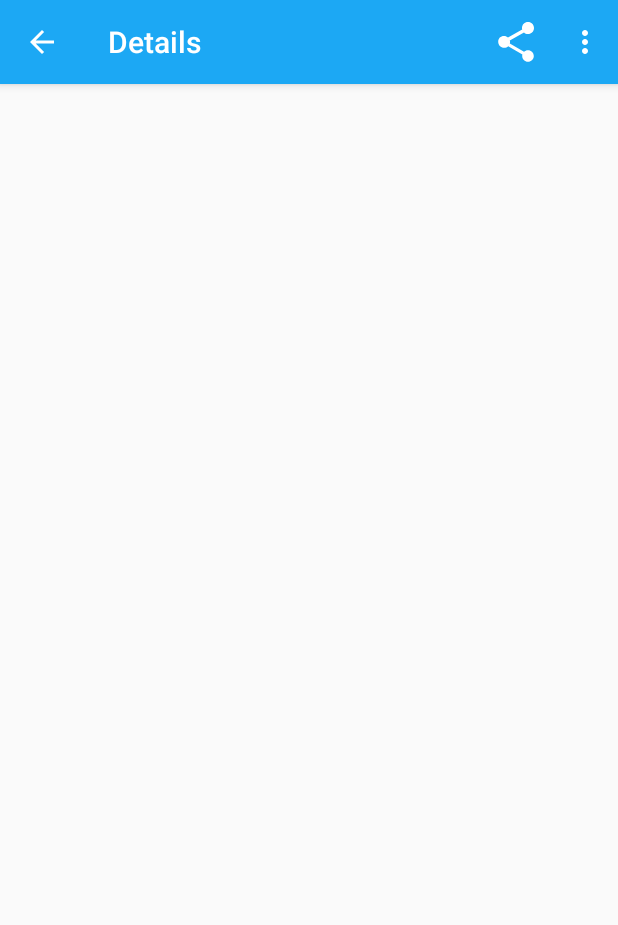
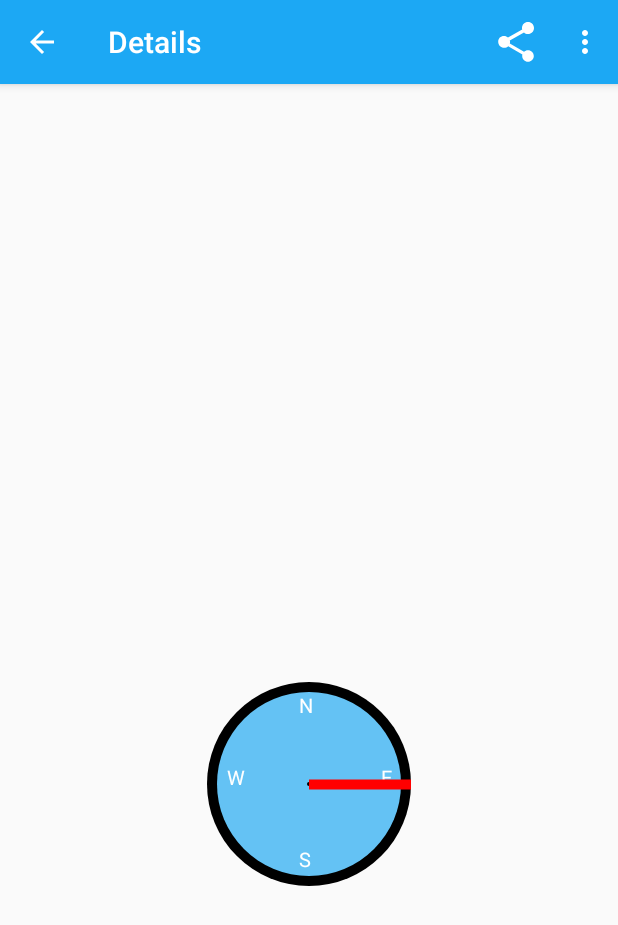
Before and after one commit to DShamaev/MySunshine, an Android app: the DetailFragment screen opened directly, with no data from a screen before it, on a phone screen of 412 x 824 dp. Shown: the top 925 px of the screen. Run offline under Robolectric (Android 15) with nearby library versions, the phone set to English and light mode, and no system bars; 1 statement that could not run was skipped.

Commit message:
lesson 5 final

```diff
--- a/app/src/main/java/com/example/hikimori911/sunshine/app/DetailFragment.java
+++ b/app/src/main/java/com/example/hikimori911/sunshine/app/DetailFragment.java
@@ -20,6 +20,7 @@ import android.widget.ImageView;
 import android.widget.TextView;
 
 import com.example.hikimori911.sunshine.app.data.WeatherContract;
+import com.example.hikimori911.sunshine.app.views.MyView;
 
 /**
  * A placeholder fragment containing a simple view.
@@ -67,6 +68,7 @@ public class DetailFragment extends Fragment  implements LoaderManager.LoaderCal
     protected TextView mPressureText;
 
     protected Uri mUri;
+    protected MyView myView;
 
     public DetailFragment() {
     }
@@ -88,6 +90,7 @@ public class DetailFragment extends Fragment  implements LoaderManager.LoaderCal
         mHumidityText = (TextView)rootView.findViewById(R.id.detail_humidity_textview);
         mWindText = (TextView)rootView.findViewById(R.id.detail_wind_textview);
         mPressureText = (TextView)rootView.findViewById(R.id.detail_pressure_textview);
+        myView = (MyView)rootView.findViewById(R.id.detail_myview);
         return rootView;
     }
 
@@ -154,6 +157,7 @@ public class DetailFragment extends Fragment  implements LoaderManager.LoaderCal
 
         float windSpeed = data.getFloat(COL_WEATHER_WIND_SPEED);
         float degrees = data.getFloat(COL_WEATHER_DEGREES);
+        myView.setDegrees((int)degrees);
         mWindText.setText(Utility.getFormattedWind(getActivity(),windSpeed,degrees));
 
         double pressure = data.getDouble(COL_WEATHER_PRESSURE);
--- /dev/null
+++ b/app/src/main/java/com/example/hikimori911/sunshine/app/views/MyView.java
@@ -0,0 +1,107 @@
+package com.example.hikimori911.sunshine.app.views;
+
+import android.content.Context;
+import android.graphics.Canvas;
+import android.graphics.Color;
+import android.graphics.Paint;
+import android.util.AttributeSet;
+import android.view.View;
+import android.view.accessibility.AccessibilityEvent;
+import android.view.accessibility.AccessibilityManager;
+
+/**
+ * Created by hikimori911 on 14.03.2015.
+ */
+public class MyView extends View {
+
+    public static final int CIRCLE_STROKE_WIDTH = 10;
+
+    public MyView(Context context){
+        super(context);
+        degrees = -1;
+    }
+
+    public MyView(Context context,AttributeSet attrs){
+        super(context,attrs);
+    }
+
+    public MyView(Context context,AttributeSet attrs,int defaultStyle){
+        super(context,attrs,defaultStyle);
+    }
+
+    protected int degrees;
+
+    public void setDegrees(int degrees){
+        this.degrees = degrees+90; //another start coordinate system
+        invalidate();
+
+        AccessibilityManager am = (AccessibilityManager)(getContext()
+                        .getSystemService(Context.ACCESSIBILITY_SERVICE));
+        if (am.isEnabled()) {
+            sendAccessibilityEvent(AccessibilityEvent.TYPE_VIEW_TEXT_CHANGED);
+        }
+    }
+
+    @Override
+    protected void onMeasure(int widthMeasureSpec, int heightMeasureSpec) {
+        int hSpecMode = MeasureSpec.getMode(heightMeasureSpec);
+        int hSpecSize = MeasureSpec.getSize(heightMeasureSpec);
+        int myHeight = hSpecSize;
+
+        if(hSpecMode == MeasureSpec.EXACTLY){
+            myHeight = hSpecSize;
+        }else if (hSpecMode == MeasureSpec.AT_MOST){
+
+        }
+
+        int wSpecMode = MeasureSpec.getMode(widthMeasureSpec);
+        int wSpecSize = MeasureSpec.getSize(widthMeasureSpec);
+        int myWidth = hSpecSize;
+
+        if(wSpecMode == MeasureSpec.EXACTLY){
+            myWidth = wSpecSize;
+        }else if (wSpecMode == MeasureSpec.AT_MOST){
+
+        }
+
+        setMeasuredDimension(myWidth,myHeight);
+    }
+
+    @Override
+    protected void onDraw(Canvas canvas) {
+        super.onDraw(canvas);
+        int width = canvas.getWidth();
+        int height = canvas.getHeight();
+        int extRadius = Math.min(width,height)/2-CIRCLE_STROKE_WIDTH;
+        int intRadius = extRadius-CIRCLE_STROKE_WIDTH;
+        Paint paint = new Paint();
+        paint.setColor(Color.BLACK);
+        paint.setStrokeWidth(2);
+        canvas.drawCircle(width / 2, height / 2, extRadius, paint);
+        paint.setColor(Color.parseColor("#ff64c2f4"));
+        canvas.drawCircle(width / 2, height / 2, intRadius, paint);
+        paint.setColor(Color.BLACK);
+        canvas.drawCircle(width / 2, height / 2, 2, paint);
+        paint.setColor(Color.WHITE);
+        paint.setTextSize(20);
+        canvas.drawText("N",width/2.f-CIRCLE_STROKE_WIDTH,height/2.f-extRadius+3*CIRCLE_STROKE_WIDTH,paint);
+        canvas.drawText("S",width/2.f-CIRCLE_STROKE_WIDTH,height/2.f+extRadius-2*CIRCLE_STROKE_WIDTH,paint);
+        canvas.drawText("W",width/2.f-extRadius+2*CIRCLE_STROKE_WIDTH,height/2.f,paint);
+        canvas.drawText("E",width/2.f+extRadius-3*CIRCLE_STROKE_WIDTH,height/2.f,paint);
+
+        //degree to radians
+        if(degrees != -1) {
+            float angle = (float) (degrees * Math.PI / 180);
+            //draw direction line
+            paint.setColor(Color.RED);
+            paint.setStrokeWidth(10);
+            canvas.drawLine(width / 2.f, height / 2.f, (float) (width / 2.f + extRadius * Math.cos(angle)), (float) (height / 2.f - extRadius * Math.sin(angle)), paint);
+        }
+    }
+
+    @Override
+    public boolean dispatchPopulateAccessibilityEvent(AccessibilityEvent event) {
+        event.getText().add(String.valueOf(degrees));
+        return true;
+    }
+}
--- a/app/src/main/res/layout/fragment_detail.xml
+++ b/app/src/main/res/layout/fragment_detail.xml
@@ -108,5 +108,10 @@
                 android:layout_width="match_parent"
                 android:textAppearance="?android:textAppearanceLarge" />
         </LinearLayout>
+
+        <com.example.hikimori911.sunshine.app.views.MyView
+            android:layout_width="match_parent"
+            android:layout_height="150dp"
+            android:id="@+id/detail_myview"/>
     </LinearLayout>
 </ScrollView>
--- a/app/src/main/res/layout/fragment_detail_wide.xml
+++ b/app/src/main/res/layout/fragment_detail_wide.xml
@@ -103,6 +103,10 @@
                 android:layout_width="wrap_content"
                 android:textColor="@color/grey_700"
                 android:textAppearance="?android:textAppearanceLarge"/>
+            <com.example.hikimori911.sunshine.app.views.MyView
+                android:layout_width="match_parent"
+                android:layout_height="150dp"
+                android:id="@+id/detail_myview"/>
         </LinearLayout>
     </LinearLayout>
 </ScrollView>
```
